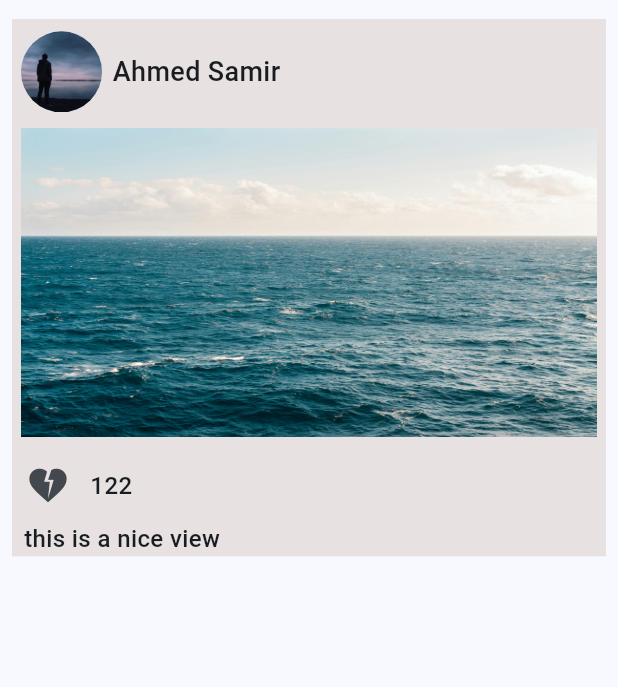
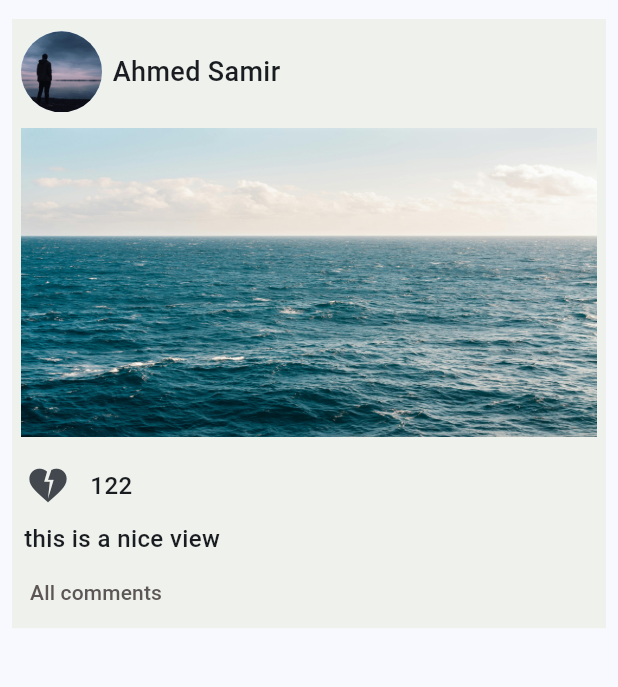
Before and after one commit to AhmedSamir25/moment, a Flutter app: the screen it shows once a user with an empty profile is signed in, on a phone screen of 412 x 824 dp, the part 65-752 px from its top. Run offline on Flutter 3.47's test engine with Material 3 defaults, Android fonts, the phone set to English and light mode, and no system bars; our stand-ins replace cloud_firestore, firebase_auth, firebase_core, firebase_storage, flutter_bloc, image_picker and 1 more; accounts and stored records are empty.

Commit message:
all comments button

```diff
--- /dev/null
+++ b/lib/features/home/presentation/view/widgets/all_comments.dart
@@ -0,0 +1,16 @@
+import 'package:flutter/material.dart';
+import 'package:moment/core/theme/text_style.dart';
+
+class AllCommentsButton extends StatelessWidget {
+  const AllCommentsButton({super.key});
+
+  @override
+  Widget build(BuildContext context) {
+    return  TextButton(onPressed: (){}, child:Align(
+          alignment: Alignment.centerLeft,
+           child: Text('All comments',style: StyleText.textStyle14.copyWith(
+            color: const Color.fromARGB(255, 92, 86, 86)
+           ),),
+         ));
+  }
+}
--- a/lib/features/home/presentation/view/widgets/post_body.dart
+++ b/lib/features/home/presentation/view/widgets/post_body.dart
@@ -1,5 +1,6 @@
 import 'package:flutter/material.dart';
 import 'package:flutter/widgets.dart';
+import 'package:moment/features/home/presentation/view/widgets/all_comments.dart';
 import 'package:moment/features/home/presentation/view/widgets/header_post.dart';
 import 'package:moment/features/home/presentation/view/widgets/post_captions.dart';
 import 'package:moment/features/home/presentation/view/widgets/post_image.dart';
@@ -13,7 +14,7 @@ class PostBody extends StatelessWidget {
     double heightMedia = MediaQuery.of(context).size.height;
     return  Container(
       margin: const EdgeInsets.only(left: 8,right: 8),
-      color: const Color.fromARGB(255, 231, 225, 225),
+      color: Color.fromARGB(255, 239, 241, 236),
       child:  Column(children: [
         SizedBox(height: heightMedia * 0.01,),
         const HeaderPost(),
@@ -23,6 +24,7 @@ class PostBody extends StatelessWidget {
         PostLike(onPressed: (){},
          countLike: 122),
          const PostCaptions(postCaptions: 'this is a nice view '),
+         const AllCommentsButton(),
       ],
       ),
 
```
